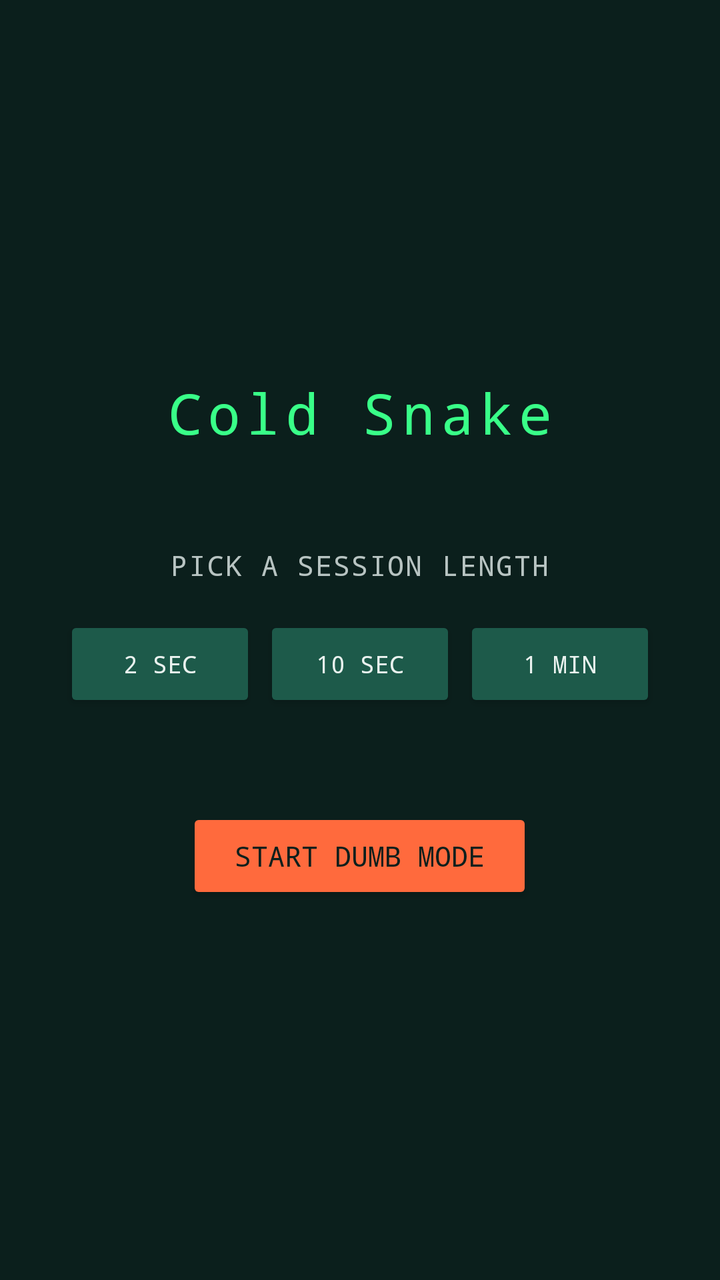
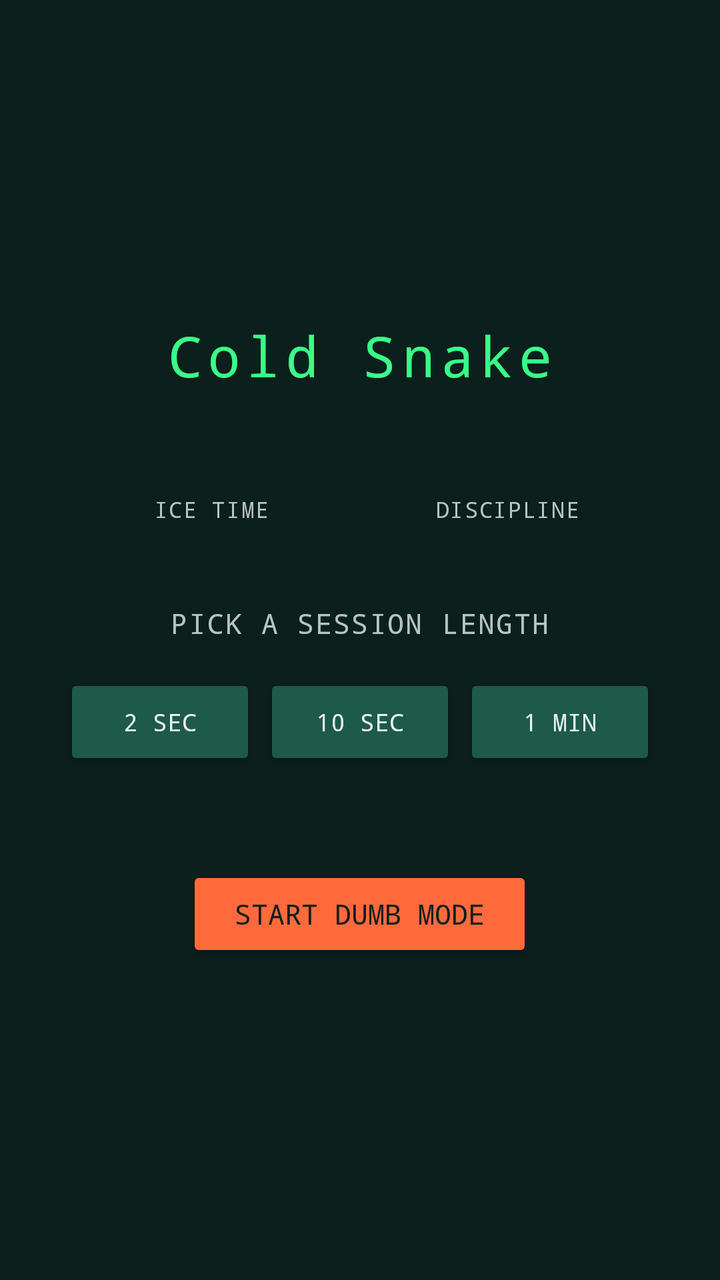

Compare the two renders of this Android layout. The source of the first and the diff that turns it into the second are given below.
<!-- AndroidManifest.xml: application theme Theme.ColdSnake -->
<!-- res/layout/activity_home.xml -->
<?xml version="1.0" encoding="utf-8"?>
<LinearLayout xmlns:android="http://schemas.android.com/apk/res/android"
    android:layout_width="match_parent"
    android:layout_height="match_parent"
    android:orientation="vertical"
    android:gravity="center"
    android:background="@color/ground"
    android:padding="32dp">

    <TextView
        android:id="@+id/appTitle"
        android:layout_width="wrap_content"
        android:layout_height="wrap_content"
        android:text="@string/app_name"
        android:textColor="@color/phosphor"
        android:textSize="28sp"
        android:fontFamily="monospace"
        android:letterSpacing="0.1"
        android:layout_marginBottom="48dp" />

    <TextView
        android:layout_width="wrap_content"
        android:layout_height="wrap_content"
        android:text="@string/session_prompt"
        android:textColor="@color/steel"
        android:textSize="14sp"
        android:fontFamily="monospace"
        android:letterSpacing="0.05"
        android:layout_marginBottom="16dp" />

    <LinearLayout
        android:layout_width="match_parent"
        android:layout_height="wrap_content"
        android:orientation="horizontal"
        android:layout_marginBottom="48dp">

        <Button
            android:id="@+id/duration2s"
            android:layout_width="0dp"
            android:layout_height="wrap_content"
            android:layout_weight="1"
            android:layout_marginEnd="4dp"
            android:minWidth="0dp"
            android:insetLeft="0dp"
            android:insetRight="0dp"
            android:paddingLeft="4dp"
            android:paddingRight="4dp"
            android:textSize="12sp"
            android:text="@string/duration_2s"
            android:fontFamily="monospace"
            android:textColor="@color/cold_white"
            android:backgroundTint="@color/teal" />

        <Button
            android:id="@+id/duration10s"
            android:layout_width="0dp"
            android:layout_height="wrap_content"
            android:layout_weight="1"
            android:layout_marginEnd="4dp"
            android:minWidth="0dp"
            android:insetLeft="0dp"
            android:insetRight="0dp"
            android:paddingLeft="4dp"
            android:paddingRight="4dp"
            android:textSize="12sp"
            android:text="@string/duration_10s"
            android:fontFamily="monospace"
            android:textColor="@color/cold_white"
            android:backgroundTint="@color/teal" />

        <Button
            android:id="@+id/duration1m"
            android:layout_width="0dp"
            android:layout_height="wrap_content"
            android:layout_weight="1"
            android:minWidth="0dp"
            android:insetLeft="0dp"
            android:insetRight="0dp"
            android:paddingLeft="4dp"
            android:paddingRight="4dp"
            android:textSize="12sp"
            android:text="@string/duration_1m"
            android:fontFamily="monospace"
            android:textColor="@color/cold_white"
            android:backgroundTint="@color/teal" />

    </LinearLayout>

    <Button
        android:id="@+id/startSession"
        android:layout_width="wrap_content"
        android:layout_height="wrap_content"
        android:text="@string/start_session"
        android:fontFamily="monospace"
        android:textColor="@color/ground"
        android:backgroundTint="@color/warning_pop"
        android:paddingLeft="24dp"
        android:paddingRight="24dp" />

</LinearLayout>
<!-- resources referenced by this layout -->
<resources>
  <color name="cold_white">#EAF2EF</color>
  <color name="ground">#0B1F1C</color>
  <color name="phosphor">#39FF88</color>
  <color name="steel">#B8C4C2</color>
  <color name="teal">#1D5A4A</color>
  <color name="warning_pop">#FF6A3D</color>
  <string name="app_name">Cold Snake</string>
  <string name="duration_10s">10 SEC</string>
  <string name="duration_1m">1 MIN</string>
  <string name="duration_2s">2 SEC</string>
  <string name="session_prompt">PICK A SESSION LENGTH</string>
  <string name="start_session">START DUMB MODE</string>
  <style name="Theme.ColdSnake" parent="Theme.MaterialComponents.DayNight.NoActionBar">
          <item name="colorPrimary">@android:color/black</item>
          <item name="colorPrimaryDark">@android:color/black</item>
          <item name="colorAccent">@android:color/darker_gray</item>
      </style>
</resources>

<!-- the commit's change to res/layout/activity_home.xml (unified diff, before → after) -->
@@ -16,7 +16,67 @@
         android:textSize="28sp"
         android:fontFamily="monospace"
         android:letterSpacing="0.1"
-        android:layout_marginBottom="48dp" />
+        android:layout_marginBottom="24dp" />
+
+    <LinearLayout
+        android:layout_width="match_parent"
+        android:layout_height="wrap_content"
+        android:orientation="horizontal"
+        android:layout_marginBottom="40dp">
+
+        <LinearLayout
+            android:layout_width="0dp"
+            android:layout_height="wrap_content"
+            android:layout_weight="1"
+            android:orientation="vertical"
+            android:gravity="center">
+
+            <TextView
+                android:id="@+id/iceTimeValue"
+                android:layout_width="wrap_content"
+                android:layout_height="wrap_content"
+                android:textColor="@color/phosphor"
+                android:textSize="20sp"
+                android:fontFamily="monospace" />
+
+            <TextView
+                android:layout_width="wrap_content"
+                android:layout_height="wrap_content"
+                android:text="@string/ice_time_label"
+                android:textColor="@color/steel"
+                android:textSize="11sp"
+                android:fontFamily="monospace"
+                android:letterSpacing="0.05" />
+
+        </LinearLayout>
+
+        <LinearLayout
+            android:layout_width="0dp"
+            android:layout_height="wrap_content"
+            android:layout_weight="1"
+            android:orientation="vertical"
+            android:gravity="center">
+
+            <TextView
+                android:id="@+id/disciplineValue"
+                android:layout_width="wrap_content"
+                android:layout_height="wrap_content"
+                android:textColor="@color/phosphor"
+                android:textSize="20sp"
+                android:fontFamily="monospace" />
+
+            <TextView
+                android:layout_width="wrap_content"
+                android:layout_height="wrap_content"
+                android:text="@string/discipline_label"
+                android:textColor="@color/steel"
+                android:textSize="11sp"
+                android:fontFamily="monospace"
+                android:letterSpacing="0.05" />
+
+        </LinearLayout>
+
+    </LinearLayout>
 
     <TextView
         android:layout_width="wrap_content"
<!-- resource entries referenced after the edit -->
@@ -7,9 +7,11 @@
   <color name="teal">#1D5A4A</color>
   <color name="warning_pop">#FF6A3D</color>
   <string name="app_name">Cold Snake</string>
+  <string name="discipline_label">DISCIPLINE</string>
   <string name="duration_10s">10 SEC</string>
   <string name="duration_1m">1 MIN</string>
   <string name="duration_2s">2 SEC</string>
+  <string name="ice_time_label">ICE TIME</string>
   <string name="session_prompt">PICK A SESSION LENGTH</string>
   <string name="start_session">START DUMB MODE</string>
   <style name="Theme.ColdSnake" parent="Theme.MaterialComponents.DayNight.NoActionBar">
